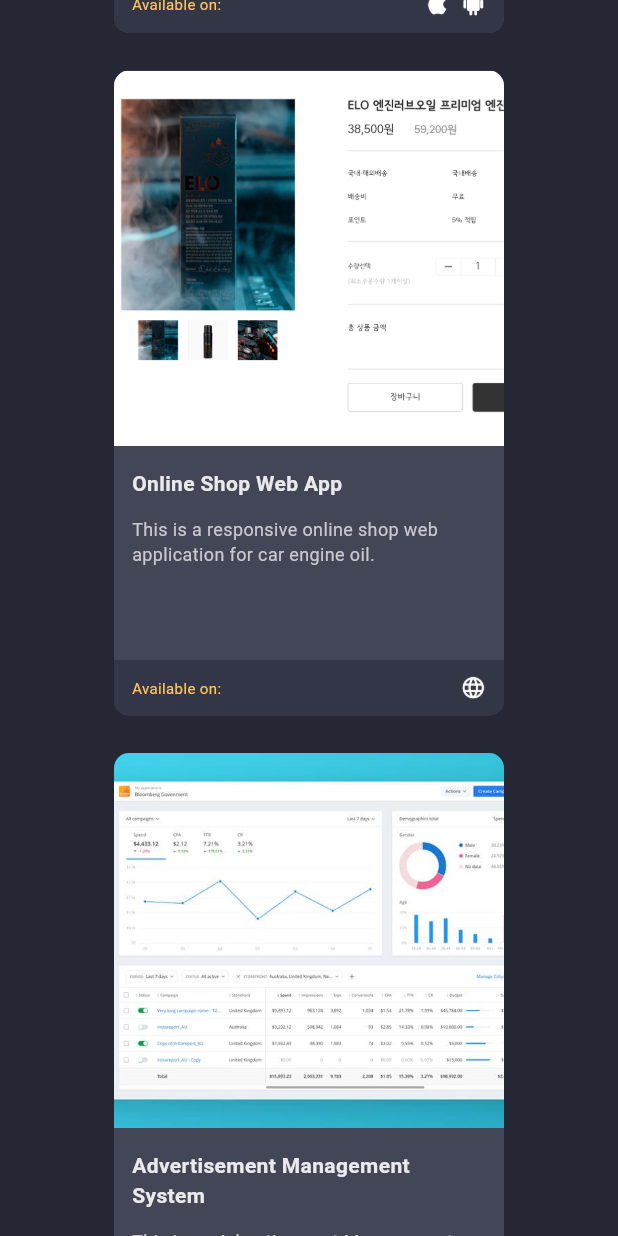
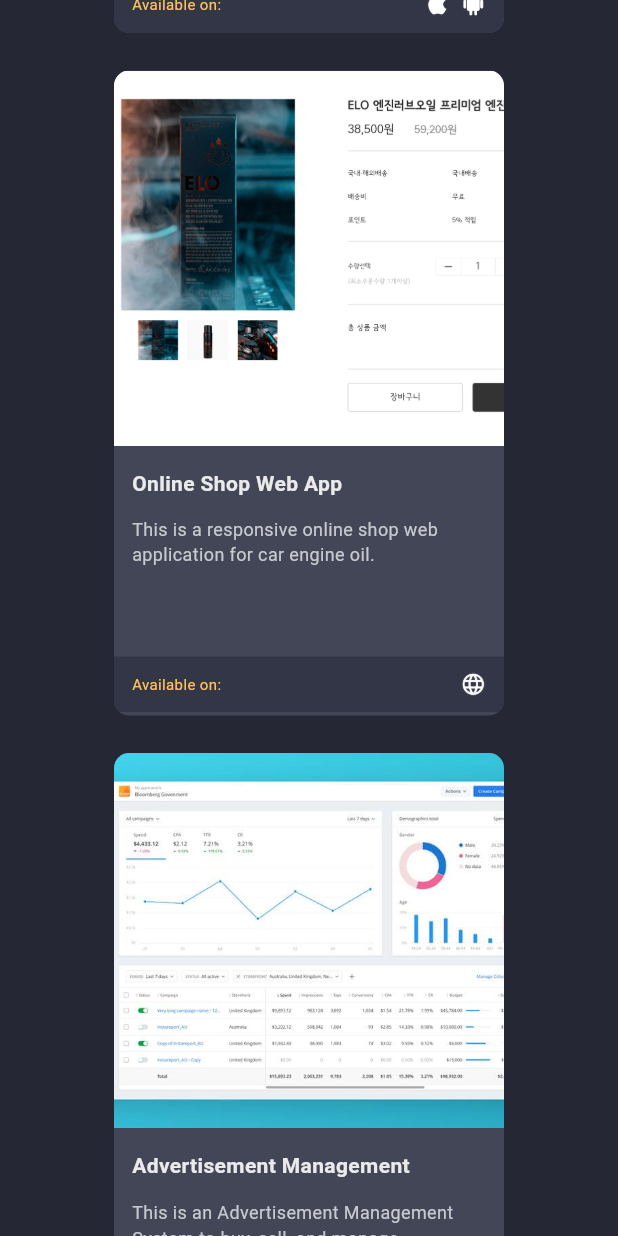
Before and after one commit to amjadmerhish590/test, a Flutter app: the screen it shows after launch, scrolled down 2304 dp, on a phone screen of 412 x 824 dp. Run offline on Flutter 3.47's test engine with Material 3 defaults, Android fonts, the phone set to English and light mode, and no system bars; our stand-ins replace flutter_svg.

```diff
--- a/lib/widgets/project_card.dart
+++ b/lib/widgets/project_card.dart
@@ -31,25 +31,31 @@ class ProjectCardWidget extends StatelessWidget {
           ),
 
           // title
-          Padding(
+          Flexible(
+            child: Padding(
               padding: const EdgeInsets.fromLTRB(12, 15, 12, 12),
               child: Text(
                 project.title,
+                softWrap: true,
                 style: const TextStyle(
                   fontWeight: FontWeight.w600,
                   color: CustomColor.whitePrimary,
                 ),
               ),
             ),
+          ),
 
           // subtitle
-          Padding(
+          Flexible(
+            child: Padding(
               padding: const EdgeInsets.fromLTRB(12, 0, 12, 12),
               child: Text(
                 project.subtitle,
+                softWrap: true,
                 style: const TextStyle(
                   fontSize: 12,
                   color: CustomColor.whiteSecondary,
+                ),
               ),
             ),
           ),
```
Lines whose indentation alone changed are shown as unchanged.
